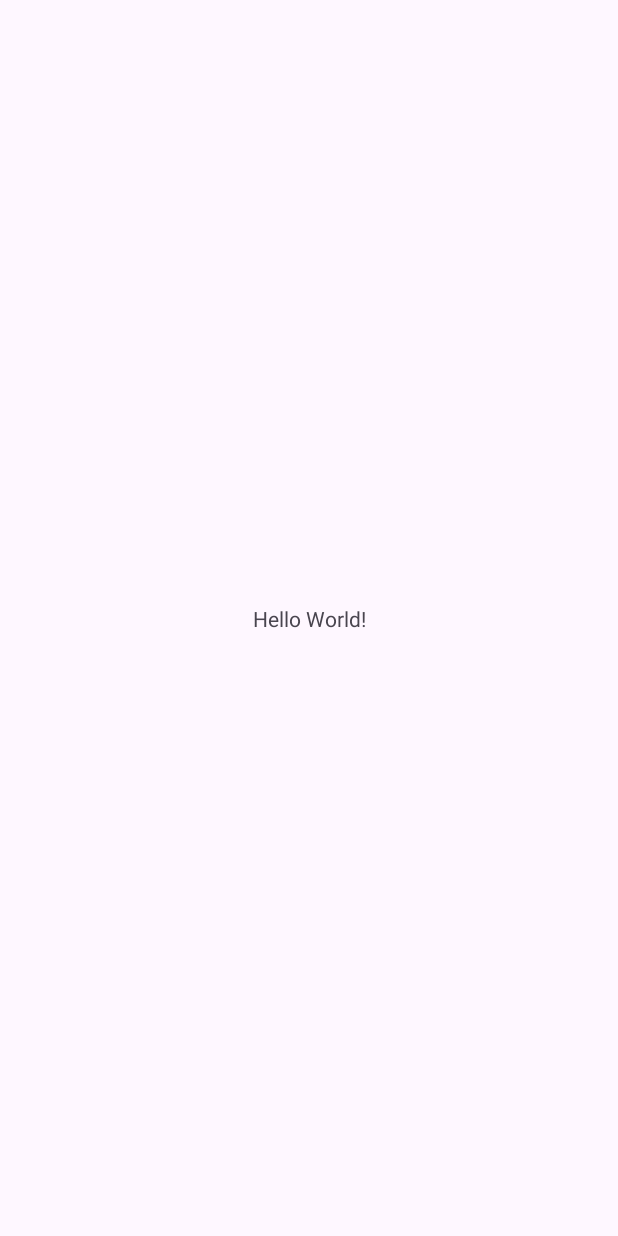
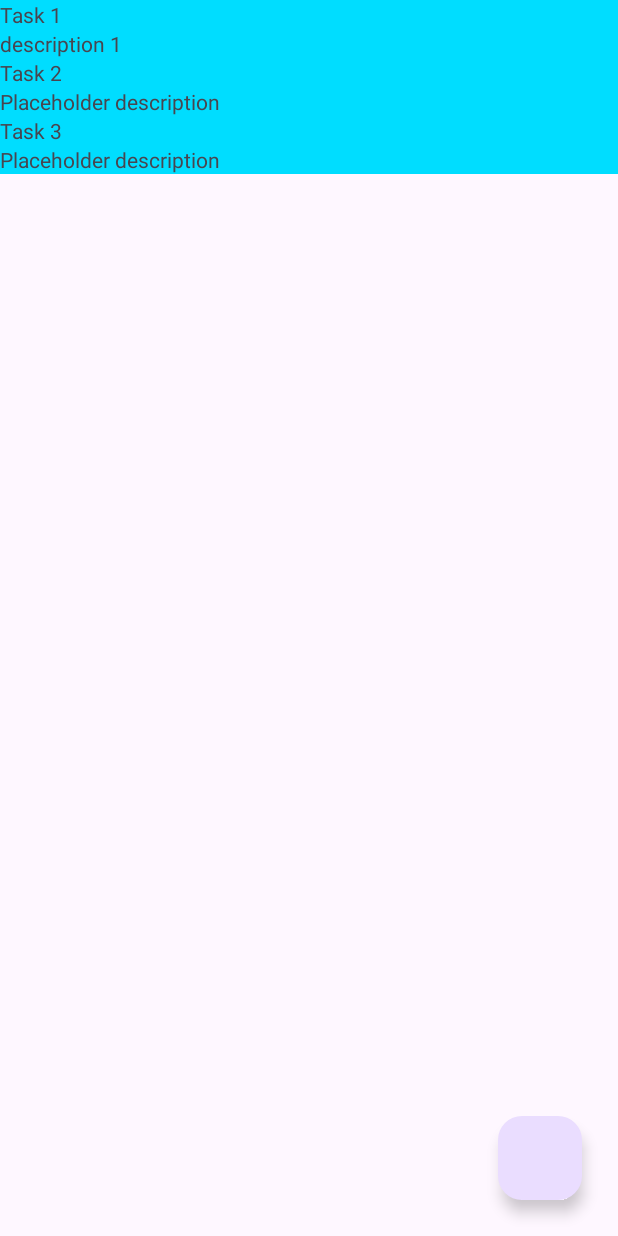
Before and after one commit to GZL999/androidProject2023, an Android app: the screen it shows after launch (MainActivity), on a phone screen of 412 x 824 dp. Before the commit the screen is almost empty. Run offline under Robolectric (Android 15) with nearby library versions, the phone set to English and light mode, and no system bars.

Commit message:
All questions until 15 done and functional

```diff
--- a/app/build.gradle.kts
+++ b/app/build.gradle.kts
@@ -5,7 +5,7 @@ plugins {
 
 android {
     namespace = "com.gzl.todo"
-    compileSdk = 33
+    compileSdk = 34
 
     defaultConfig {
         applicationId = "com.gzl.todo"
--- /dev/null
+++ b/app/src/main/java/com/gzl/todo/list/Task.kt
@@ -0,0 +1,5 @@
+package com.gzl.todo.list
+
+data class Task(val id: String, val title: String, val description: String = "Placeholder description")
+{
+}
--- /dev/null
+++ b/app/src/main/java/com/gzl/todo/list/TaskListAdapter.kt
@@ -0,0 +1,46 @@
+package com.gzl.todo.list
+
+import android.view.LayoutInflater
+import android.view.View
+import android.view.ViewGroup
+import android.widget.TextView
+import androidx.recyclerview.widget.DiffUtil
+import androidx.recyclerview.widget.ListAdapter
+import androidx.recyclerview.widget.RecyclerView
+import com.gzl.todo.R
+
+class TaskListAdapter : ListAdapter<Task, TaskListAdapter.TaskViewHolder>(TaskDiffCallback()) {
+    inner class TaskViewHolder(itemView: View) : RecyclerView.ViewHolder(itemView) {
+        private val taskTitleTextView: TextView = itemView.findViewById(R.id.task_title)
+        private val taskDescriptionTextView: TextView = itemView.findViewById(R.id.task_description)
+
+        fun bind(task: Task) {
+            taskTitleTextView.text = task.title
+            taskDescriptionTextView.text = task.description
+        }
+    }
+
+    override fun onCreateViewHolder(parent: ViewGroup, viewType: Int): TaskViewHolder {
+        val itemView = LayoutInflater.from(parent.context).inflate(R.layout.item_task, parent, false)
+        return TaskViewHolder(itemView)
+    }
+
+    override fun getItemCount(): Int {
+        return currentList.size
+    }
+
+    override fun onBindViewHolder(holder: TaskViewHolder, position: Int) {
+        holder.bind(currentList[position])
+    }
+
+    private class TaskDiffCallback : DiffUtil.ItemCallback<Task>() {
+        override fun areItemsTheSame(oldItem: Task, newItem: Task): Boolean {
+            return oldItem.id == newItem.id
+        }
+
+        override fun areContentsTheSame(oldItem: Task, newItem: Task): Boolean {
+            return oldItem == newItem
+        }
+
+    }
+}
--- /dev/null
+++ b/app/src/main/java/com/gzl/todo/list/TaskListFragment.kt
@@ -0,0 +1,44 @@
+package com.gzl.todo.list
+
+import android.os.Bundle
+import android.view.LayoutInflater
+import android.view.View
+import android.view.ViewGroup
+import androidx.fragment.app.Fragment
+import androidx.recyclerview.widget.RecyclerView
+import com.google.android.material.floatingactionbutton.FloatingActionButton
+import com.gzl.todo.R
+import java.util.UUID
+
+class TaskListFragment : Fragment() {
+    private var taskList = listOf(
+        Task(id = "id_1", title = "Task 1", description = "description 1"),
+        Task(id = "id_2", title = "Task 2"),
+        Task(id = "id_3", title = "Task 3")
+    )
+    private val adapter = TaskListAdapter()
+
+    override fun onCreateView(
+        inflater: LayoutInflater,
+        container: ViewGroup?,
+        savedInstanceState: Bundle?
+    ): View? {
+        return inflater.inflate(R.layout.fragment_task_list, container, false)
+    }
+
+    override fun onViewCreated(view: View, savedInstanceState: Bundle?) {
+        super.onViewCreated(view, savedInstanceState)
+
+        val recyclerView = view.findViewById<RecyclerView>(R.id.task_list)
+        recyclerView.adapter = adapter
+
+        val floatingActionButton = view.findViewById<FloatingActionButton>(R.id.floatingActionButton)
+        floatingActionButton.setOnClickListener {
+            val newTask = Task(id = UUID.randomUUID().toString(), title = "Task ${taskList.size + 1}")
+            taskList = taskList + newTask
+            adapter.submitList(taskList)
+        }
+
+        adapter.submitList(taskList)
+    }
+}
--- a/app/src/main/res/layout/activity_main.xml
+++ b/app/src/main/res/layout/activity_main.xml
@@ -6,13 +6,10 @@
     android:layout_height="match_parent"
     tools:context=".MainActivity">
 
-    <TextView
-        android:layout_width="wrap_content"
-        android:layout_height="wrap_content"
-        android:text="Hello World!"
-        app:layout_constraintBottom_toBottomOf="parent"
-        app:layout_constraintEnd_toEndOf="parent"
-        app:layout_constraintStart_toStartOf="parent"
-        app:layout_constraintTop_toTopOf="parent" />
+    <androidx.fragment.app.FragmentContainerView
+        android:name="com.gzl.todo.list.TaskListFragment"
+        android:id="@+id/fragment_tasklist"
+        android:layout_width="match_parent"
+        android:layout_height="match_parent" />
 
 </androidx.constraintlayout.widget.ConstraintLayout>
--- /dev/null
+++ b/app/src/main/res/layout/fragment_task_list.xml
@@ -0,0 +1,28 @@
+<?xml version="1.0" encoding="utf-8"?>
+<androidx.constraintlayout.widget.ConstraintLayout xmlns:android="http://schemas.android.com/apk/res/android"
+    xmlns:tools="http://schemas.android.com/tools"
+    android:layout_width="match_parent"
+    android:layout_height="match_parent"
+    xmlns:app="http://schemas.android.com/apk/res-auto"
+    tools:context=".list.TaskListFragment">
+
+    <androidx.recyclerview.widget.RecyclerView
+        android:id="@+id/task_list"
+        android:layout_width="match_parent"
+        android:layout_height="match_parent"
+        app:layoutManager="androidx.recyclerview.widget.LinearLayoutManager"
+        />
+
+    <com.google.android.material.floatingactionbutton.FloatingActionButton
+        android:id="@+id/floatingActionButton"
+        android:layout_width="wrap_content"
+        android:layout_height="wrap_content"
+        android:layout_marginEnd="24dp"
+        android:layout_marginBottom="24dp"
+        android:clickable="true"
+        app:layout_constraintBottom_toBottomOf="parent"
+        app:layout_constraintEnd_toEndOf="parent"
+        android:focusable="true"
+        android:contentDescription="TODO" />
+
+</androidx.constraintlayout.widget.ConstraintLayout>
--- /dev/null
+++ b/app/src/main/res/layout/item_task.xml
@@ -0,0 +1,20 @@
+<?xml version="1.0" encoding="utf-8"?>
+<LinearLayout
+    xmlns:android="http://schemas.android.com/apk/res/android"
+    android:orientation="vertical"
+    android:layout_width="match_parent"
+    android:layout_height="wrap_content">
+
+    <TextView
+        android:id="@+id/task_title"
+        android:background="@android:color/holo_blue_bright"
+        android:layout_width="match_parent"
+        android:layout_height="wrap_content" />
+
+    <TextView
+        android:id="@+id/task_description"
+        android:layout_width="match_parent"
+        android:layout_height="wrap_content"
+        android:background="@android:color/holo_blue_bright" />
+
+</LinearLayout>
--- a/app/src/main/res/values/strings.xml
+++ b/app/src/main/res/values/strings.xml
@@ -1,3 +1,5 @@
 <resources>
     <string name="app_name">TodoGonzalo</string>
+    <!-- TODO: Remove or change this placeholder text -->
+    <string name="hello_blank_fragment">Hello blank fragment</string>
 </resources>
```
